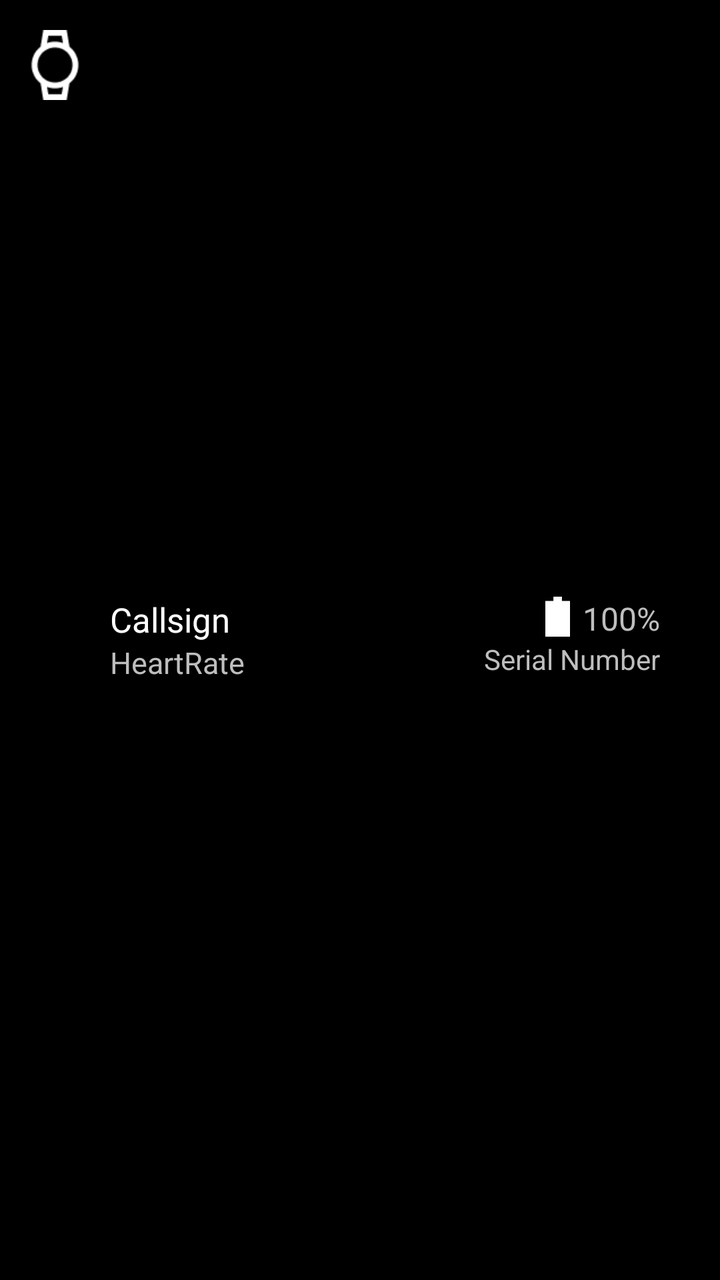
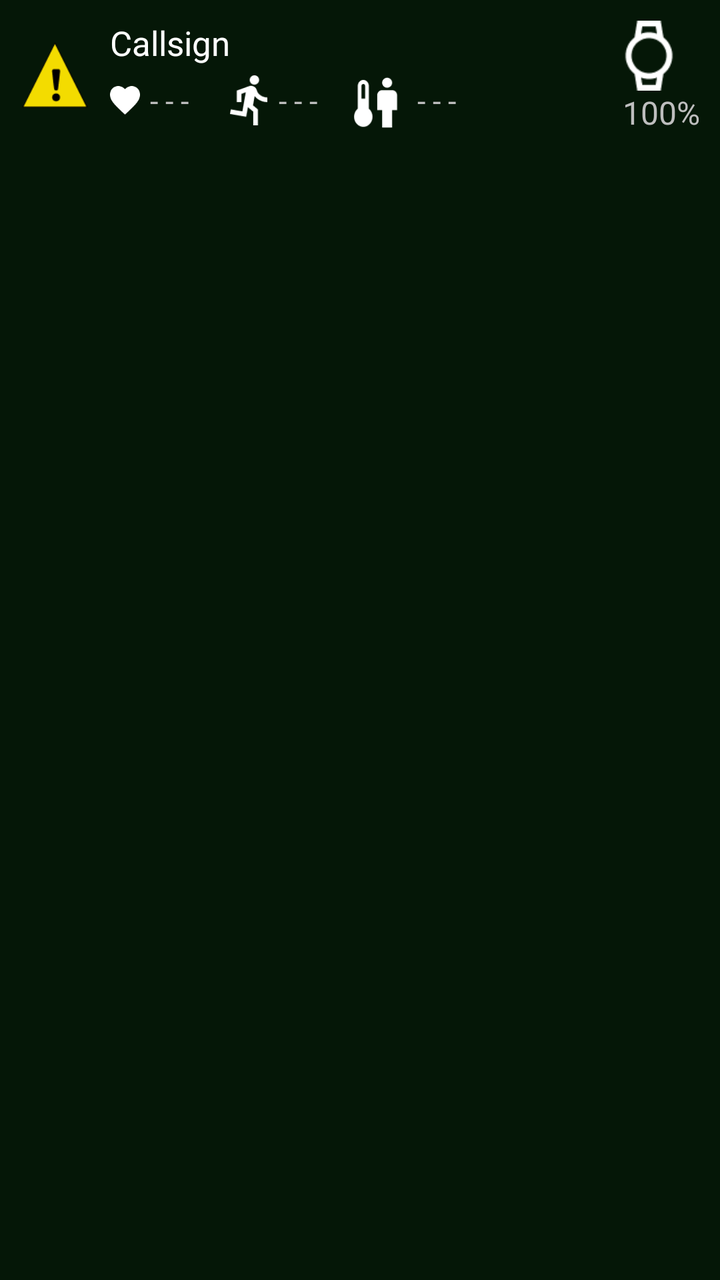

Before-and-after screenshots of an Android layout around one commit, followed by the original layout XML and the change that was made.
<!-- AndroidManifest.xml: application theme AppTheme -->
<!-- res/layout/custom_list_view.xml -->
<?xml version="1.0" encoding="utf-8"?>
<LinearLayout
    xmlns:android="http://schemas.android.com/apk/res/android"
    xmlns:tools="http://schemas.android.com/tools"
    android:layout_width="match_parent"
    android:layout_height="wrap_content"
    android:orientation="horizontal"
    android:paddingVertical="5dp"
    tools:ignore="UselessParent"
    style="@style/AppTheme">

    <ImageView
        android:id="@+id/ssbandIcon"
        android:layout_width="55dp"
        android:layout_height="55dp"
        android:padding="10dp"
        android:src="@drawable/watch"
        tools:ignore="ContentDescription" />

    <RelativeLayout
        android:layout_width="match_parent"
        android:layout_height="match_parent"
        android:gravity="center_vertical"
        android:orientation="horizontal"
        android:paddingEnd="30dp">

        <TextView
            android:id="@+id/textCallsign"
            android:layout_width="wrap_content"
            android:layout_height="wrap_content"
            android:textSize="17sp"
            android:text="Callsign"
            android:textColor="@color/white"
            tools:ignore="RtlHardcoded"/>

        <TextView
            android:id="@+id/textHeartRate"
            android:layout_width="wrap_content"
            android:layout_height="wrap_content"
            android:layout_below="@id/textCallsign"
            android:textSize="15sp"
            tools:ignore="RtlHardcoded"
            android:text="HeartRate"/>

        <ImageView
            android:layout_width="25dp"
            android:layout_height="20dp"
            android:src="@drawable/battery"
            android:layout_toStartOf="@id/textBattery"
            android:foregroundGravity="center"/>

        <TextView
            android:id="@+id/textBattery"
            android:layout_width="wrap_content"
            android:layout_height="wrap_content"
            android:textSize="16sp"
            android:text="100%"
            android:layout_alignParentEnd="true"
            tools:ignore="RtlHardcoded"/>

        <TextView
            android:id="@+id/textSerialNumber"
            android:layout_width="wrap_content"
            android:layout_height="wrap_content"
            android:layout_alignParentEnd="true"
            android:layout_below="@id/textBattery"
            android:textSize="14sp"
            tools:ignore="RtlHardcoded"
            android:text="Serial Number"/>

    </RelativeLayout>

</LinearLayout>
<!-- resources referenced by this layout -->
<resources>
  <color name="white">#ffffff</color>
  <!-- drawable battery: png bitmap (drawable, 269 bytes) -->
  <!-- drawable watch: png bitmap (drawable, 995 bytes) -->
  <style name="AppTheme" parent="@android:style/Theme.Holo">
          <item name="android:buttonStyle">@android:style/Widget.Button</item>
          <item name="android:imageButtonStyle">@android:style/Widget.Button</item>
          <item name="android:buttonStyleToggle">@android:style/Widget.Button</item>
          <item name="android:spinnerStyle">@style/ATAKSpinner</item>
          <item name="android:spinnerItemStyle">@style/ATAKSpinnerItem</item>
          <item name="android:editTextStyle">@style/ATAKEditText</item>
      </style>
  <style name="ATAKSpinner" parent="@android:style/Widget.Spinner">
          <item name="android:spinnerMode">dialog</item>
      </style>
  <style name="ATAKSpinnerItem" parent="@style/AppTheme">
          <item name="android:textColor">@android:color/black</item>
      </style>
  <style name="ATAKEditText" parent="@android:style/Widget.EditText">
          
          
  
          
          <item name="android:imeOptions">flagNoFullscreen</item>
      </style>
</resources>

<!-- the commit's change to res/layout/custom_list_view.xml (unified diff, before → after) -->
@@ -5,24 +5,25 @@
     android:layout_width="match_parent"
     android:layout_height="wrap_content"
     android:orientation="horizontal"
-    android:paddingVertical="5dp"
+    android:paddingVertical="10dp"
     tools:ignore="UselessParent"
+    android:background="@color/greenbg"
     style="@style/AppTheme">
 
     <ImageView
-        android:id="@+id/ssbandIcon"
+        android:id="@+id/alertIcon"
         android:layout_width="55dp"
         android:layout_height="55dp"
         android:padding="10dp"
-        android:src="@drawable/watch"
-        tools:ignore="ContentDescription" />
+        android:src="@drawable/danger"
+        tools:ignore="ContentDescription"
+        android:visibility="visible"/>
 
     <RelativeLayout
-        android:layout_width="match_parent"
-        android:layout_height="match_parent"
+        android:layout_width="wrap_content"
+        android:layout_height="wrap_content"
         android:gravity="center_vertical"
-        android:orientation="horizontal"
-        android:paddingEnd="30dp">
+        android:orientation="horizontal">
 
         <TextView
             android:id="@+id/textCallsign"
@@ -33,21 +34,104 @@
             android:textColor="@color/white"
             tools:ignore="RtlHardcoded"/>
 
+        <ImageView
+            android:id="@+id/iconisFalsePositive"
+            android:layout_width="20dp"
+            android:layout_height="20dp"
+            android:layout_below="@id/textCallsign"
+            android:src="@drawable/isfalsepositive"
+            android:layout_marginEnd="5dp"
+            android:visibility="gone"/>
+
+        <TextView
+            android:id="@+id/textisFalsePositive"
+            android:layout_width="wrap_content"
+            android:layout_height="wrap_content"
+            android:textSize="13sp"
+            android:layout_below="@id/textCallsign"
+            android:text="Band not worn properly, readings may be incorrect"
+            android:textColor="@color/light_gray"
+            android:layout_toEndOf="@id/iconisFalsePositive"
+            tools:ignore="RtlHardcoded"
+            android:paddingBottom="7dp"
+            android:visibility="gone"/>
+
+    <RelativeLayout
+        android:layout_width="wrap_content"
+        android:layout_height="wrap_content"
+        android:layout_below="@id/textisFalsePositive"
+        android:gravity="center_vertical">
+
+        <ImageView
+            android:id="@+id/iconHeartRate"
+            android:layout_width="15dp"
+            android:layout_height="15dp"
+            android:src="@drawable/heartrate"
+            android:layout_centerVertical="true"
+            android:layout_marginEnd="5dp"/>
+
         <TextView
             android:id="@+id/textHeartRate"
             android:layout_width="wrap_content"
             android:layout_height="wrap_content"
-            android:layout_below="@id/textCallsign"
+            android:layout_toEndOf="@id/iconHeartRate"
+            android:layout_centerVertical="true"
             android:textSize="15sp"
             tools:ignore="RtlHardcoded"
-            android:text="HeartRate"/>
+            android:text="- - -"
+            android:layout_marginEnd="15dp" />
 
         <ImageView
-            android:layout_width="25dp"
-            android:layout_height="20dp"
-            android:src="@drawable/battery"
-            android:layout_toStartOf="@id/textBattery"
-            android:foregroundGravity="center"/>
+            android:id="@+id/iconExertion"
+            android:layout_width="30dp"
+            android:layout_height="25dp"
+            android:src="@drawable/exertion"
+            android:layout_toEndOf="@id/textHeartRate"
+            android:layout_centerVertical="true" />
+
+        <TextView
+            android:id="@+id/textExertion"
+            android:layout_width="wrap_content"
+            android:layout_height="wrap_content"
+            android:layout_toEndOf="@id/iconExertion"
+            android:layout_centerVertical="true"
+            android:textSize="15sp"
+            tools:ignore="RtlHardcoded"
+            android:text="- - -"
+            android:layout_marginEnd="15dp"/>
+
+        <ImageView
+            android:id="@+id/iconCoreBodyTemp"
+            android:layout_width="35dp"
+            android:layout_height="35dp"
+            android:src="@drawable/corebodytemp"
+            android:layout_toEndOf="@id/textExertion"
+            android:layout_centerVertical="true" />
+
+        <TextView
+            android:id="@+id/textCoreBodyTemp"
+            android:layout_width="wrap_content"
+            android:layout_height="wrap_content"
+            android:layout_toEndOf="@id/iconCoreBodyTemp"
+            android:layout_centerVertical="true"
+            android:textSize="15sp"
+            tools:ignore="RtlHardcoded"
+            android:text="- - -"/>
+    </RelativeLayout>
+
+    <RelativeLayout
+        android:layout_width="wrap_content"
+        android:layout_height="wrap_content"
+        android:layout_centerVertical="true"
+        android:layout_marginEnd="10dp">
+
+        <ImageView
+            android:id="@+id/iconSsband"
+            android:layout_width="35dp"
+            android:layout_height="35dp"
+            android:src="@drawable/watch"
+            android:layout_alignParentEnd="true"
+            android:layout_marginEnd="8dp"/>
 
         <TextView
             android:id="@+id/textBattery"
@@ -56,18 +140,16 @@
             android:textSize="16sp"
             android:text="100%"
             android:layout_alignParentEnd="true"
+            android:layout_below="@id/iconSsband"
             tools:ignore="RtlHardcoded"/>
-
-        <TextView
-            android:id="@+id/textSerialNumber"
-            android:layout_width="wrap_content"
-            android:layout_height="wrap_content"
-            android:layout_alignParentEnd="true"
-            android:layout_below="@id/textBattery"
-            android:textSize="14sp"
-            tools:ignore="RtlHardcoded"
-            android:text="Serial Number"/>
+    </RelativeLayout>
 
     </RelativeLayout>
 
+
+
+
+
+
+
 </LinearLayout>
<!-- resource entries referenced after the edit -->
@@ -1,7 +1,13 @@
 <!-- resources referenced by this layout -->
 <resources>
+  <color name="greenbg">#202BB73B</color>
+  <color name="light_gray">#A3A3A3</color>
   <color name="white">#ffffff</color>
-  <!-- drawable battery: png bitmap (drawable, 269 bytes) -->
+  <!-- drawable corebodytemp: png bitmap (drawable, 1040 bytes) -->
+  <!-- drawable danger: png bitmap (drawable, 1175 bytes) -->
+  <!-- drawable exertion: png bitmap (drawable, 981 bytes) -->
+  <!-- drawable heartrate: png bitmap (drawable, 771 bytes) -->
+  <!-- drawable isfalsepositive: png bitmap (drawable, 2277 bytes) -->
   <!-- drawable watch: png bitmap (drawable, 995 bytes) -->
   <style name="AppTheme" parent="@android:style/Theme.Holo">
           <item name="android:buttonStyle">@android:style/Widget.Button</item>
